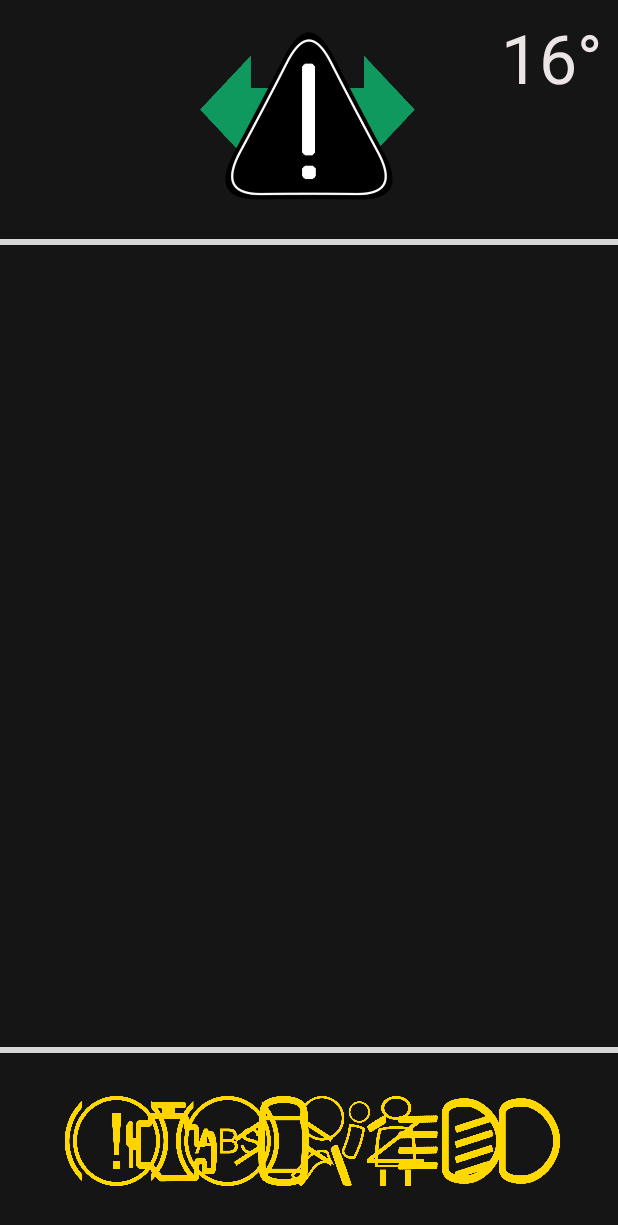
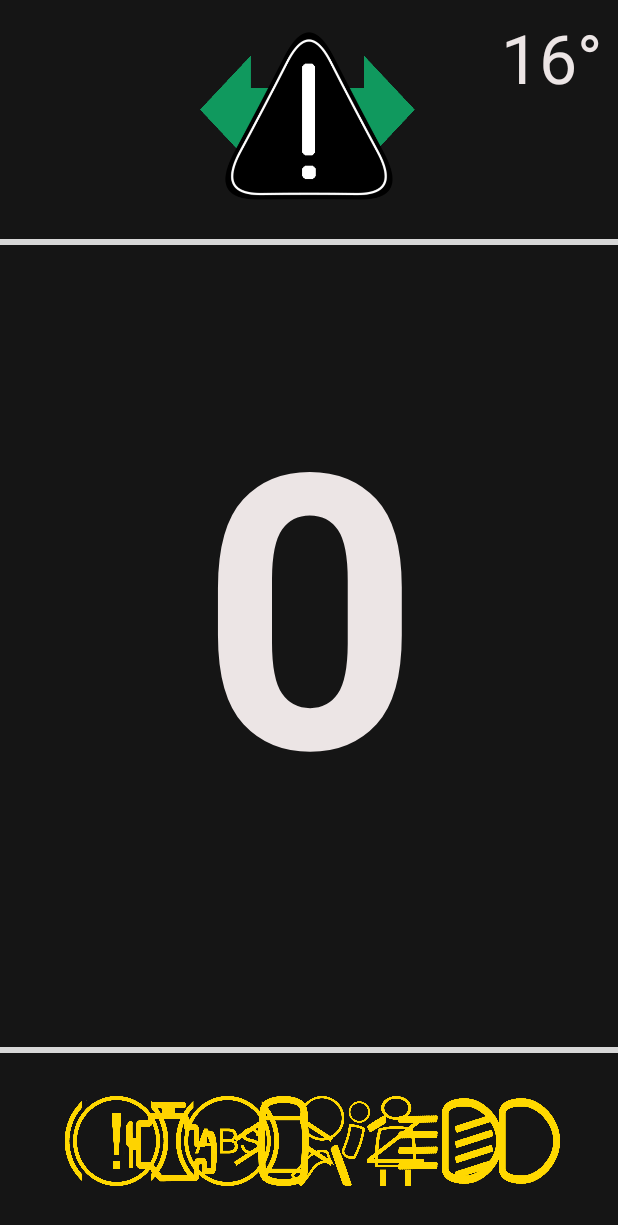
Before and after one commit to rishabh-bhatia/World-Solar-Challenge, an Android app: the layout activity_analog.xml on its own in the app's theme, with its tools: preview values and no code run, on a phone screen of 412 x 824 dp. Shown: the top 1225 px of the screen. Run offline under Robolectric (Android 15) with nearby library versions, the phone set to English and light mode, and no system bars.

Commit message:
More updates

```diff
--- a/HUDSquad1/app/src/main/res/layout/activity_analog.xml
+++ b/HUDSquad1/app/src/main/res/layout/activity_analog.xml
@@ -38,6 +38,30 @@
         tools:layout_editor_absoluteX="0dp" />
 
     <TextView
+        android:id="@+id/textView"
+        android:layout_width="373dp"
+        android:layout_height="339dp"
+        android:layout_marginStart="8dp"
+        android:layout_marginTop="8dp"
+        android:layout_marginEnd="8dp"
+        android:layout_marginBottom="8dp"
+        android:fontFamily="sans-serif"
+        android:gravity="center"
+        android:text="0"
+        android:textAlignment="center"
+        android:textColor="#FDEEE7E7"
+        android:textSize="300sp"
+        android:textStyle="bold"
+        app:autoSizeMaxTextSize="300sp"
+        app:autoSizeMinTextSize="200sp"
+        app:autoSizeTextType="uniform"
+        app:layout_constraintBottom_toBottomOf="parent"
+        app:layout_constraintEnd_toEndOf="parent"
+        app:layout_constraintStart_toStartOf="parent"
+        app:layout_constraintTop_toTopOf="parent"
+        app:layout_constraintVertical_bias="0.471" />
+
+    <TextView
         android:id="@+id/textView2"
         android:layout_width="238dp"
         android:layout_height="54dp"
@@ -55,6 +79,26 @@
         app:layout_constraintStart_toStartOf="parent"
         app:layout_constraintTop_toTopOf="parent"
         app:layout_constraintVertical_bias="0.0" />
+
+    <TextView
+        android:id="@+id/textView3"
+        android:layout_width="126dp"
+        android:layout_height="86dp"
+        android:layout_marginStart="8dp"
+        android:layout_marginTop="8dp"
+        android:layout_marginEnd="576dp"
+        android:layout_marginBottom="8dp"
+        android:fontFamily="sans-serif"
+        android:gravity="center"
+        android:text="km/h"
+        android:textColor="#FDEEE7E7"
+        app:autoSizeTextType="uniform"
+        app:layout_constraintBottom_toBottomOf="parent"
+        app:layout_constraintEnd_toEndOf="parent"
+        app:layout_constraintHorizontal_bias="0.998"
+        app:layout_constraintStart_toStartOf="parent"
+        app:layout_constraintTop_toTopOf="parent"
+        app:layout_constraintVertical_bias="0.266" />
 
     <TextView
         android:id="@+id/textView4"
```
Also changed, not shown: HUDSquad1/app/src/main/java/wsc/hudsquad1/AnalogActivity.java (+108 -0 lines).
